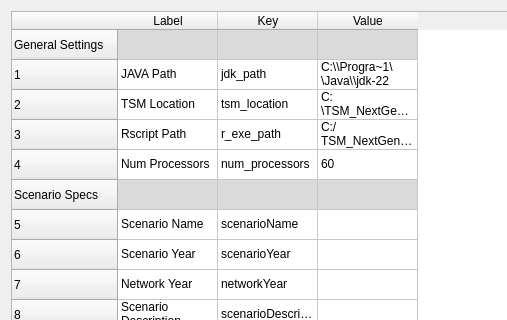
First picture: the form in ui/configurationTable.ui, repository TSMv6/tsm_panel, before the edit; both pictures show x 0 to 507 and y 0 to 320 of the 832 by 635 pixel window.
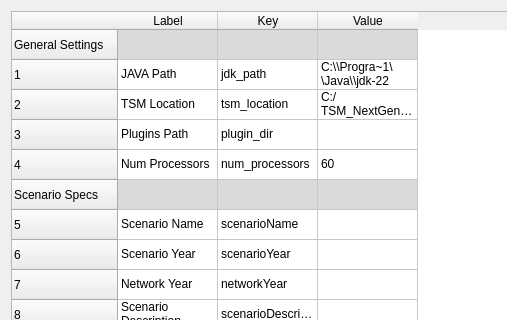
Second picture: the form after the edit.

Commit message: Plugin checkpoint: netPrep link-consolidation rewiring + dialog/UI/doc updates

Patch:
```diff
--- a/ui/configurationTable.ui
+++ b/ui/configurationTable.ui
@@ -605,22 +605,22 @@
      </item>
      <item row="2" column="2">
       <property name="text">
-       <string>C:\TSM_NextGen_v5</string>
+       <string>C:/TSM_NextGen_v6</string>
       </property>
      </item>
      <item row="3" column="0">
       <property name="text">
-       <string>Rscript Path</string>
+       <string>Plugins Path</string>
       </property>
      </item>
      <item row="3" column="1">
       <property name="text">
-       <string>r_exe_path</string>
+       <string>plugin_dir</string>
       </property>
      </item>
      <item row="3" column="2">
       <property name="text">
-       <string>C:/TSM_NextGen_v5/PopSim/Florida/Setup/software/R/R-4.3.2/bin/Rscript.exe</string>
+       <string/>
       </property>
      </item>
      <item row="4" column="0">
```
The commit also changes 32 other files.
